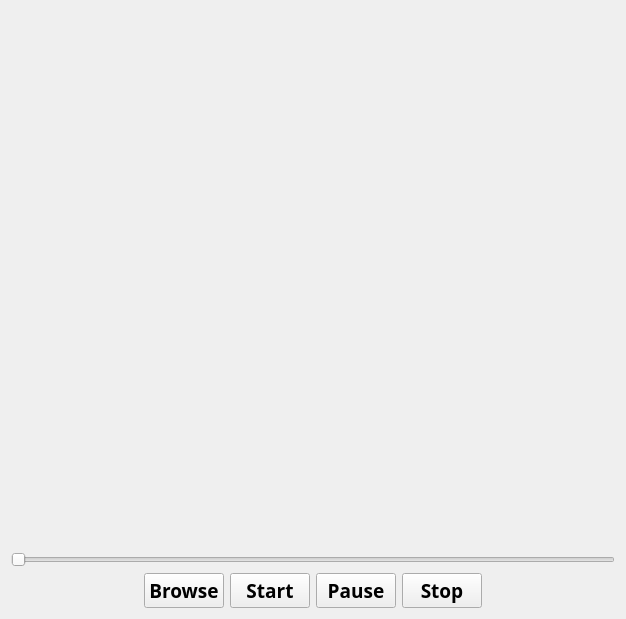
Old version of the form forms/pfwidget.ui in the repository Boazrciasn/RDFramework.
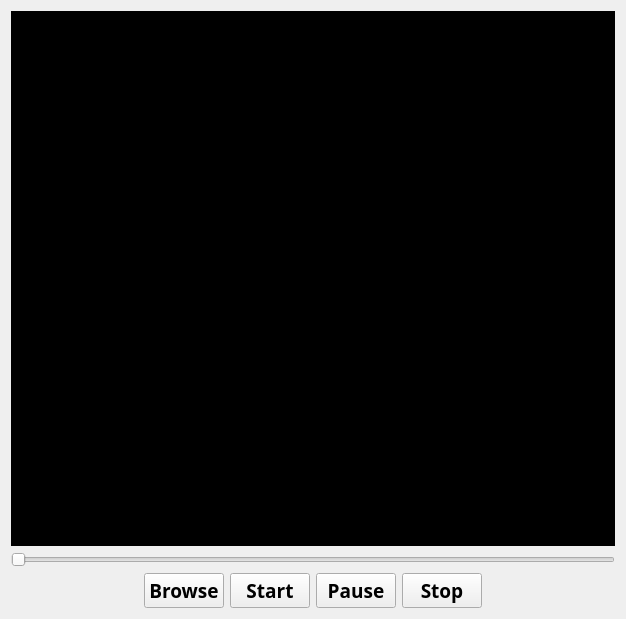
New version of the form.

The edit to the form file:
```diff
--- a/forms/pfwidget.ui
+++ b/forms/pfwidget.ui
@@ -16,6 +16,9 @@
   <layout class="QVBoxLayout" name="verticalLayout" stretch="1,0,0">
    <item>
     <widget class="QLabel" name="display_label">
+     <property name="styleSheet">
+      <string notr="true">Background-color: #000;</string>
+     </property>
      <property name="text">
       <string/>
      </property>
```
